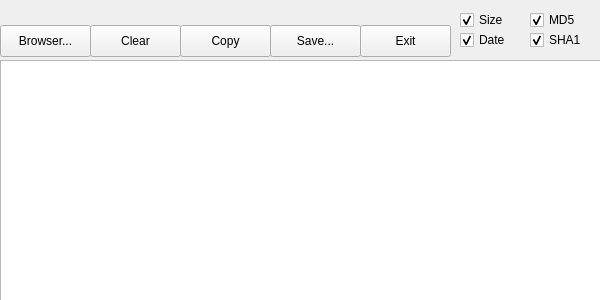
Above: mainwindow.ui from Laonuan/Hash-for-Mac before the change. Below: the same form after it.
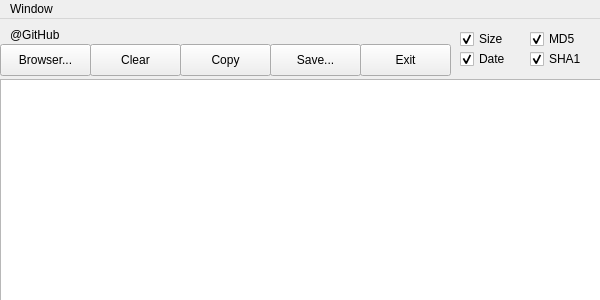
That is the form after the change.

```diff
--- a/mainwindow.ui
+++ b/mainwindow.ui
@@ -10,6 +10,18 @@
     <height>300</height>
    </rect>
   </property>
+  <property name="minimumSize">
+   <size>
+    <width>600</width>
+    <height>300</height>
+   </size>
+  </property>
+  <property name="maximumSize">
+   <size>
+    <width>600</width>
+    <height>300</height>
+   </size>
+  </property>
   <property name="windowTitle">
    <string>Hash</string>
   </property>
@@ -159,7 +171,54 @@
      <bool>true</bool>
     </property>
    </widget>
+   <widget class="QLabel" name="lGitHub">
+    <property name="geometry">
+     <rect>
+      <x>10</x>
+      <y>8</y>
+      <width>60</width>
+      <height>16</height>
+     </rect>
+    </property>
+    <property name="text">
+     <string>@GitHub</string>
+    </property>
+   </widget>
   </widget>
+  <widget class="QMenuBar" name="menuBar">
+   <property name="geometry">
+    <rect>
+     <x>0</x>
+     <y>0</y>
+     <width>600</width>
+     <height>22</height>
+    </rect>
+   </property>
+   <widget class="QMenu" name="menuWindow">
+    <property name="title">
+     <string>Window</string>
+    </property>
+    <addaction name="actionMinimize"/>
+    <addaction name="actionClose"/>
+   </widget>
+   <addaction name="menuWindow"/>
+  </widget>
+  <action name="actionMinimize">
+   <property name="text">
+    <string>Minimize</string>
+   </property>
+   <property name="shortcut">
+    <string>Ctrl+M</string>
+   </property>
+  </action>
+  <action name="actionClose">
+   <property name="text">
+    <string>Close</string>
+   </property>
+   <property name="shortcut">
+    <string>Ctrl+C</string>
+   </property>
+  </action>
  </widget>
  <layoutdefault spacing="6" margin="11"/>
  <resources/>
```
